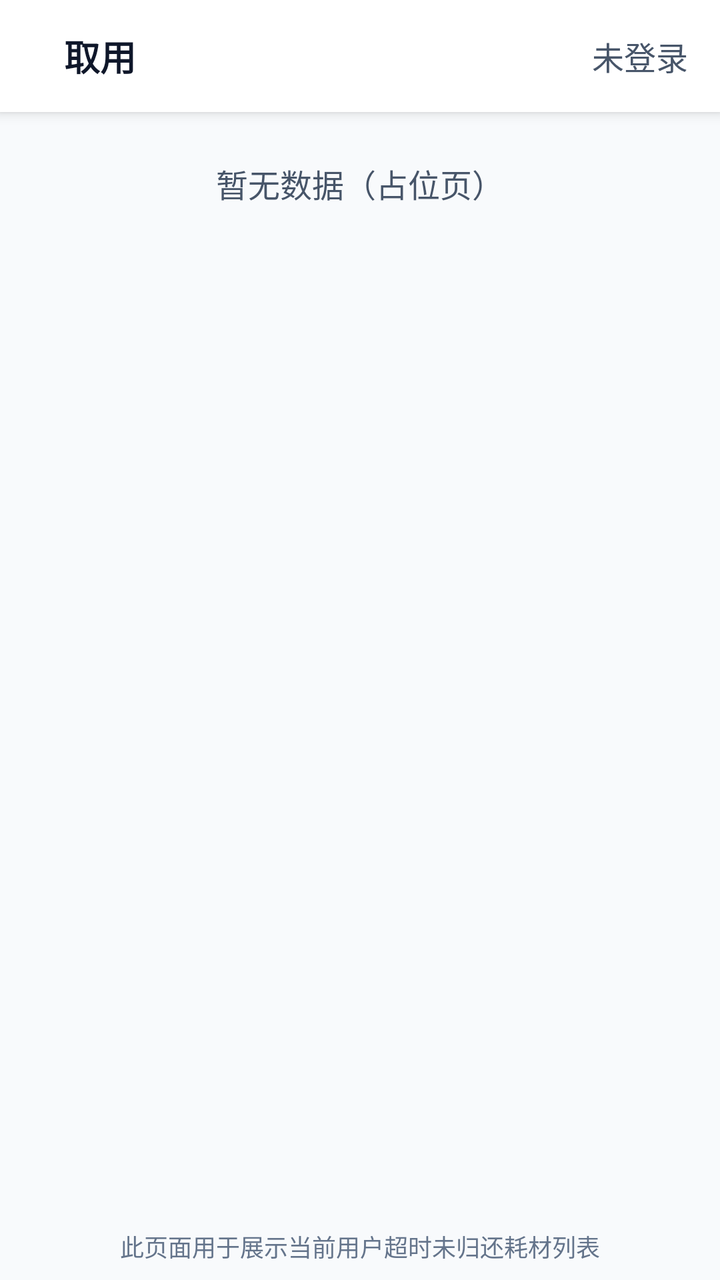
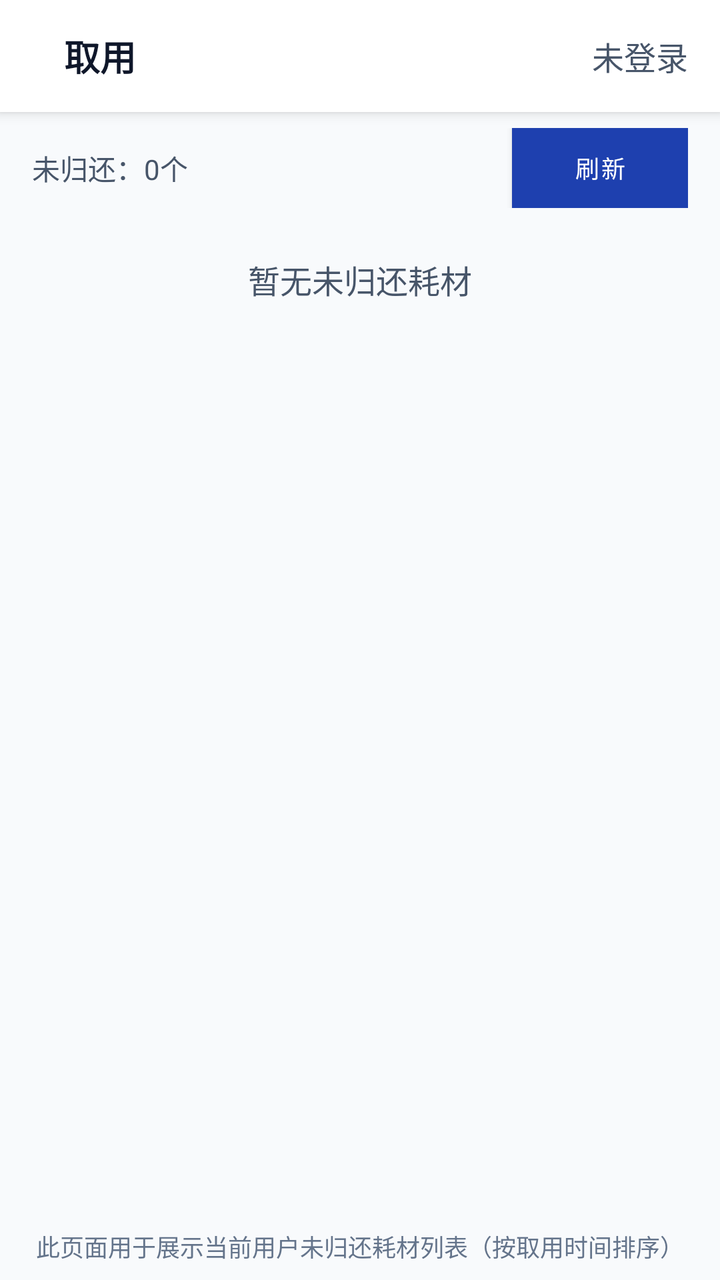

Screens rendered from an Android XML layout before and after an edit, with the pre-edit source and the edit as a unified diff.
<!-- AndroidManifest.xml: application theme Theme.PDA -->
<!-- res/layout/activity_overtime_unreturn_list.xml -->
<?xml version="1.0" encoding="utf-8"?>
<androidx.coordinatorlayout.widget.CoordinatorLayout
    xmlns:android="http://schemas.android.com/apk/res/android"
    xmlns:app="http://schemas.android.com/apk/res-auto"
    xmlns:tools="http://schemas.android.com/tools"
    android:layout_width="match_parent"
    android:layout_height="match_parent"
    android:background="@color/background"
    tools:context=".OvertimeUnreturnListActivity">

    <com.google.android.material.appbar.AppBarLayout
        android:layout_width="match_parent"
        android:layout_height="wrap_content"
        android:background="@color/surface"
        android:elevation="4dp">

        <include
            android:id="@+id/toolbar"
            layout="@layout/toolbar_custom" />

    </com.google.android.material.appbar.AppBarLayout>

    <LinearLayout
        android:layout_width="match_parent"
        android:layout_height="match_parent"
        android:layout_marginTop="?attr/actionBarSize"
        android:orientation="vertical">

        
        <TextView
            android:id="@+id/status_text"
            android:layout_width="match_parent"
            android:layout_height="wrap_content"
            android:layout_marginHorizontal="16dp"
            android:layout_marginTop="8dp"
            android:textSize="14sp"
            android:textColor="@color/text_secondary"
            android:visibility="gone"/>

        <TextView
            android:id="@+id/empty_view"
            android:layout_width="match_parent"
            android:layout_height="wrap_content"
            android:text="@string/overtime_unreturn_empty"
            android:textColor="@color/text_secondary"
            android:textSize="16sp"
            android:gravity="center"
            android:paddingTop="24dp"
            android:paddingBottom="24dp"/>

        
        <androidx.recyclerview.widget.RecyclerView
            android:id="@+id/list"
            android:layout_width="match_parent"
            android:layout_height="0dp"
            android:layout_weight="1"
            tools:listitem="@android:layout/simple_list_item_2"/>

        
        <TextView
            android:id="@+id/user_info_text"
            android:layout_width="match_parent"
            android:layout_height="wrap_content"
            android:textColor="@color/text_tertiary"
            android:textSize="12sp"
            android:gravity="center"
            android:paddingTop="12dp"
            android:paddingBottom="8dp"
            android:text="@string/overtime_unreturn_desc"/>

    </LinearLayout>

</androidx.coordinatorlayout.widget.CoordinatorLayout>
<!-- res/layout/toolbar_custom.xml (included above) -->
<?xml version="1.0" encoding="utf-8"?>

<androidx.appcompat.widget.Toolbar
    xmlns:android="http://schemas.android.com/apk/res/android"
    xmlns:app="http://schemas.android.com/apk/res-auto"
    android:id="@+id/toolbar"
    android:layout_width="match_parent"
    android:layout_height="?attr/actionBarSize"
    android:background="@color/surface"
    android:elevation="4dp">

    <LinearLayout
        android:layout_width="match_parent"
        android:layout_height="match_parent"
        android:orientation="horizontal"
        android:gravity="center_vertical"
        android:paddingStart="16dp"
        android:paddingEnd="16dp">

        
        <TextView
            android:id="@+id/toolbar_title"
            android:layout_width="0dp"
            android:layout_height="wrap_content"
            android:layout_weight="1"
            android:text="取用"
            android:textSize="18sp"
            android:textStyle="bold"
            android:textColor="@color/text_primary"
            android:maxLines="1"
            android:ellipsize="end"/>

        
        <TextView
            android:id="@+id/toolbar_user_info"
            android:layout_width="wrap_content"
            android:layout_height="wrap_content"
            android:text="未登录"
            android:textSize="16sp"
            android:textColor="@color/text_secondary"
            android:maxLines="1"
            android:ellipsize="end"/>

    </LinearLayout>

</androidx.appcompat.widget.Toolbar>
<!-- resources referenced by this layout -->
<resources>
  <color name="background">#F8FAFC</color>
  <color name="surface">#FFFFFF</color>
  <color name="text_primary">#0F172A</color>
  <color name="text_secondary">#475569</color>
  <color name="text_tertiary">#64748B</color>
  <string name="overtime_unreturn_desc">此页面用于展示当前用户超时未归还耗材列表</string>
  <string name="overtime_unreturn_empty">暂无数据（占位页）</string>
  <color name="primary">#1E40AF</color>
  <color name="primary_dark">#1E3A8A</color>
  <color name="primary_light">#3B82F6</color>
  <color name="primary_variant">#2563EB</color>
  <color name="secondary">#10B981</color>
  <color name="secondary_dark">#059669</color>
  <color name="on_surface">#1E293B</color>
  <color name="surface_variant">#F1F5F9</color>
  <color name="text_disabled">#CBD5E1</color>
  <color name="button_primary">#1E40AF</color>
  <style name="Widget.App.Toolbar" parent="Widget.MaterialComponents.Toolbar.Primary">
          <item name="android:background">@color/primary</item>
          <item name="titleTextColor">@color/surface</item>
          <item name="subtitleTextColor">@color/surface_variant</item>
      </style>
  <style name="Widget.App.Button" parent="Widget.MaterialComponents.Button">
          <item name="android:background">@color/button_primary</item>
          <item name="android:textColor">@color/surface</item>
      </style>
  <style name="Widget.App.Button.Secondary" parent="Widget.MaterialComponents.Button.OutlinedButton">
          <item name="android:background">@color/button_secondary</item>
          <item name="android:textColor">@color/text_primary</item>
          <item name="strokeColor">@color/border</item>
      </style>
  <style name="Widget.App.CardView" parent="Widget.MaterialComponents.CardView">
          <item name="cardBackgroundColor">@color/card_background</item>
          <item name="cardCornerRadius">12dp</item>
          <item name="cardElevation">4dp</item>
      </style>
  <style name="Widget.App.ProgressBar" parent="Widget.AppCompat.ProgressBar.Horizontal">
          <item name="android:progressTint">@color/primary</item>
          <item name="android:progressBackgroundTint">@color/surface_variant</item>
      </style>
  <style name="Widget.App.Switch" parent="Widget.MaterialComponents.CompoundButton.Switch">
          <item name="thumbTint">@color/primary</item>
          <item name="trackTint">@color/surface_variant</item>
      </style>
  <style name="Widget.App.CheckBox" parent="Widget.MaterialComponents.CompoundButton.CheckBox">
          <item name="buttonTint">@color/primary</item>
      </style>
  <style name="Widget.App.RadioButton" parent="Widget.MaterialComponents.CompoundButton.RadioButton">
          <item name="buttonTint">@color/primary</item>
      </style>
  <style name="Widget.App.FloatingActionButton" parent="Widget.MaterialComponents.FloatingActionButton">
          <item name="backgroundTint">@color/primary</item>
          <item name="tint">@color/surface</item>
      </style>
  <style name="Widget.App.BottomNavigationView" parent="Widget.MaterialComponents.BottomNavigationView">
          <item name="android:background">@color/surface</item>
          <item name="itemIconTint">@color/primary</item>
          <item name="itemTextColor">@color/primary</item>
      </style>
  <style name="Widget.App.Badge" parent="Widget.MaterialComponents.Badge">
          <item name="backgroundColor">@color/error</item>
          <item name="badgeTextColor">@color/surface</item>
      </style>
  <color name="divider">#CBD5E1</color>
  <color name="button_secondary">#F1F5F9</color>
  <color name="border">#E2E8F0</color>
  <color name="input_background">#F8FAFC</color>
  <color name="input_border">#E2E8F0</color>
  <color name="card_background">#FFFFFF</color>
  <color name="error">#EF4444</color>
  <!-- unchanged entries left out for length: 2 -->
</resources>

<!-- the commit's change to res/layout/activity_overtime_unreturn_list.xml (unified diff, before → after) -->
@@ -36,6 +36,36 @@
             android:textSize="14sp"
             android:textColor="@color/text_secondary"
             android:visibility="gone"/>
+
+        
+        <LinearLayout
+            android:id="@+id/top_bar"
+            android:layout_width="match_parent"
+            android:layout_height="wrap_content"
+            android:layout_marginHorizontal="16dp"
+            android:layout_marginTop="8dp"
+            android:orientation="horizontal"
+            android:gravity="center_vertical">
+
+            <TextView
+                android:id="@+id/total_text"
+                android:layout_width="0dp"
+                android:layout_height="wrap_content"
+                android:layout_weight="1"
+                android:textSize="14sp"
+                android:textColor="@color/text_secondary"
+                android:text="未归还：0个"/>
+
+            <com.google.android.material.button.MaterialButton
+                android:id="@+id/refresh_button"
+                android:layout_width="wrap_content"
+                android:layout_height="40dp"
+                android:text="刷新"
+                android:textSize="12sp"
+                app:cornerRadius="8dp"
+                app:backgroundTint="@color/primary"
+                android:textColor="@color/surface"/>
+        </LinearLayout>
 
         <TextView
             android:id="@+id/empty_view"
<!-- resource entries referenced after the edit -->
@@ -5,8 +5,8 @@
   <color name="text_primary">#0F172A</color>
   <color name="text_secondary">#475569</color>
   <color name="text_tertiary">#64748B</color>
-  <string name="overtime_unreturn_desc">此页面用于展示当前用户超时未归还耗材列表</string>
-  <string name="overtime_unreturn_empty">暂无数据（占位页）</string>
+  <string name="overtime_unreturn_desc">此页面用于展示当前用户未归还耗材列表（按取用时间排序）</string>
+  <string name="overtime_unreturn_empty">暂无未归还耗材</string>
   <color name="primary">#1E40AF</color>
   <color name="primary_dark">#1E3A8A</color>
   <color name="primary_light">#3B82F6</color>
